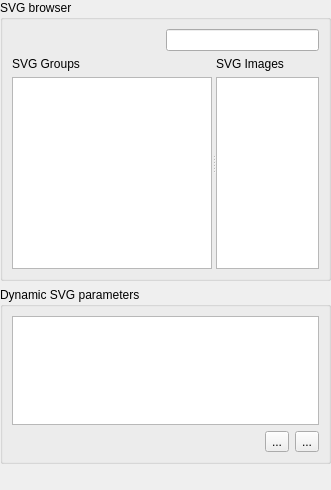
Old version of the form src/ui/symbollayer/widget_svgselector.ui in the repository qgis/QGIS.
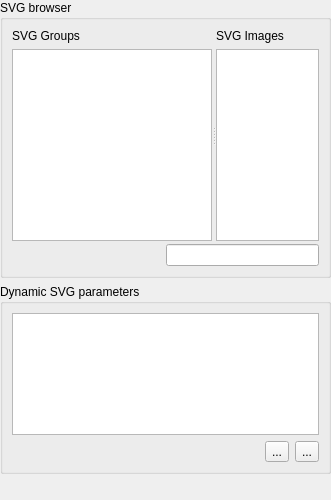
New version of the form. Icons and pictures are not drawn. Custom widgets are drawn as their Qt base class.

Commit message: move line edit to bottom

Diff of the .ui file:
```diff
--- a/src/ui/symbollayer/widget_svgselector.ui
+++ b/src/ui/symbollayer/widget_svgselector.ui
@@ -7,7 +7,7 @@
     <x>0</x>
     <y>0</y>
     <width>331</width>
-    <height>490</height>
+    <height>500</height>
    </rect>
   </property>
   <property name="windowTitle">
@@ -38,6 +38,9 @@
       <string>SVG browser</string>
      </property>
      <layout class="QGridLayout" name="gridLayout_2">
+      <property name="verticalSpacing">
+       <number>3</number>
+      </property>
       <item row="1" column="0">
        <widget class="QSplitter" name="splitter">
         <property name="orientation">
@@ -129,7 +132,7 @@
         </widget>
        </widget>
       </item>
-      <item row="0" column="0">
+      <item row="2" column="0">
        <layout class="QHBoxLayout" name="horizontalLayout">
         <item>
          <spacer name="horizontalSpacer_2">
```
